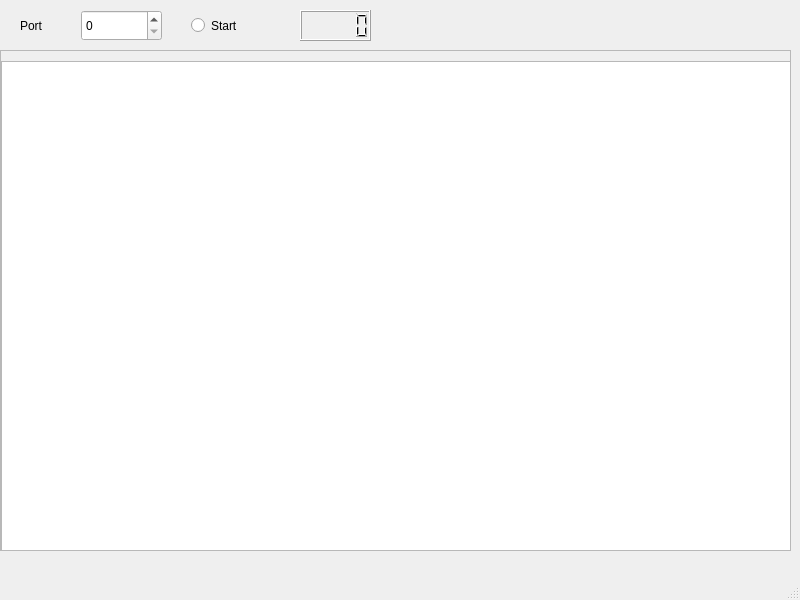
Above: uds-listener-ui/mainwindow.ui from Changqing-JING/Branch-actions-unix-domain-socket-listener before the change. Below: the same form after it.
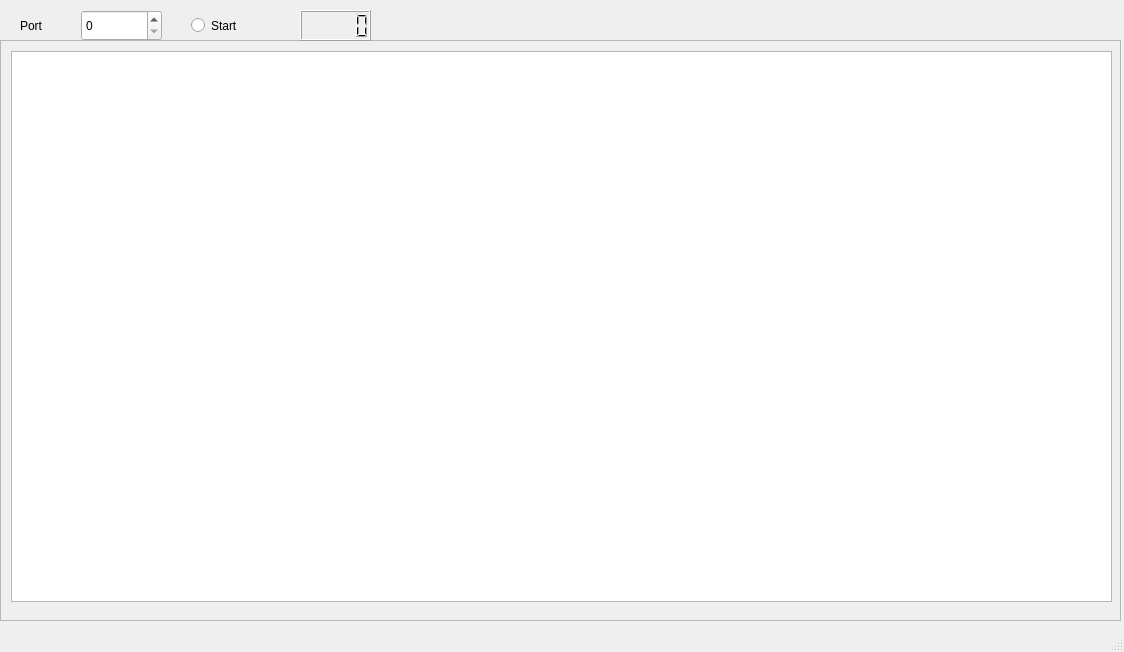
That is the form after the change.

Commit message: ui update when receive data

What changed in the file:
```diff
--- a/uds-listener-ui/mainwindow.ui
+++ b/uds-listener-ui/mainwindow.ui
@@ -6,8 +6,8 @@
    <rect>
     <x>0</x>
     <y>0</y>
-    <width>800</width>
-    <height>600</height>
+    <width>1124</width>
+    <height>652</height>
    </rect>
   </property>
   <property name="windowTitle">
@@ -18,9 +18,9 @@
     <property name="geometry">
      <rect>
       <x>0</x>
-      <y>50</y>
-      <width>791</width>
-      <height>501</height>
+      <y>40</y>
+      <width>1121</width>
+      <height>581</height>
      </rect>
     </property>
     <property name="widgetResizable">
@@ -31,19 +31,25 @@
       <rect>
        <x>0</x>
        <y>0</y>
-       <width>789</width>
-       <height>499</height>
+       <width>1119</width>
+       <height>579</height>
       </rect>
      </property>
-     <widget class="QListView" name="Data">
+     <widget class="QTableView" name="Data">
       <property name="geometry">
        <rect>
-        <x>0</x>
+        <x>10</x>
         <y>10</y>
-        <width>791</width>
-        <height>501</height>
+        <width>1101</width>
+        <height>551</height>
        </rect>
       </property>
+      <property name="sortingEnabled">
+       <bool>true</bool>
+      </property>
+      <property name="cornerButtonEnabled">
+       <bool>false</bool>
+      </property>
      </widget>
     </widget>
    </widget>
```
Left out of the diff: 2 changed lines with no effect on the pictures. The commit also changes 11 other files.
